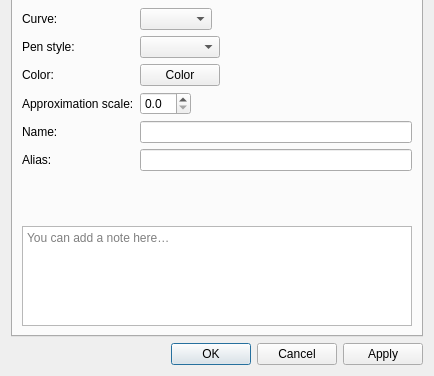
Qt form src/libs/vtools/dialogs/tools/dialogparallelcurve.ui (equinox-patterns/Ostara) before a commit; both pictures show x 0 to 434 and y 249 to 625 of the 434 by 625 pixel window.
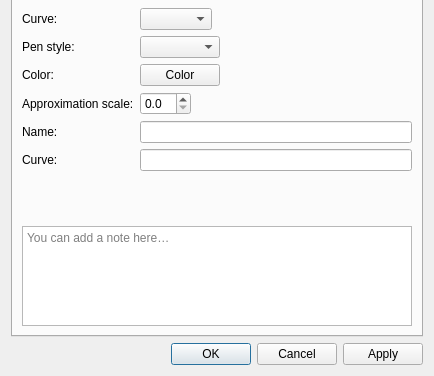
The same form after that commit. Icons and pictures are not drawn. Custom widgets are drawn as their Qt base class.

Commit message: Dialog outils : nommage « Line:/Curve: » en tête + séparateur

The edit to the form file:
```diff
--- a/src/libs/vtools/dialogs/tools/dialogparallelcurve.ui
+++ b/src/libs/vtools/dialogs/tools/dialogparallelcurve.ui
@@ -114,7 +114,7 @@
          <item row="5" column="0">
           <widget class="QLabel" name="labelAlias">
            <property name="text">
-            <string>Alias:</string>
+            <string>Curve:</string>
            </property>
           </widget>
          </item>
```
Left out of the diff: 9 changed lines with no effect on the pictures. The commit also changes 21 other files.
